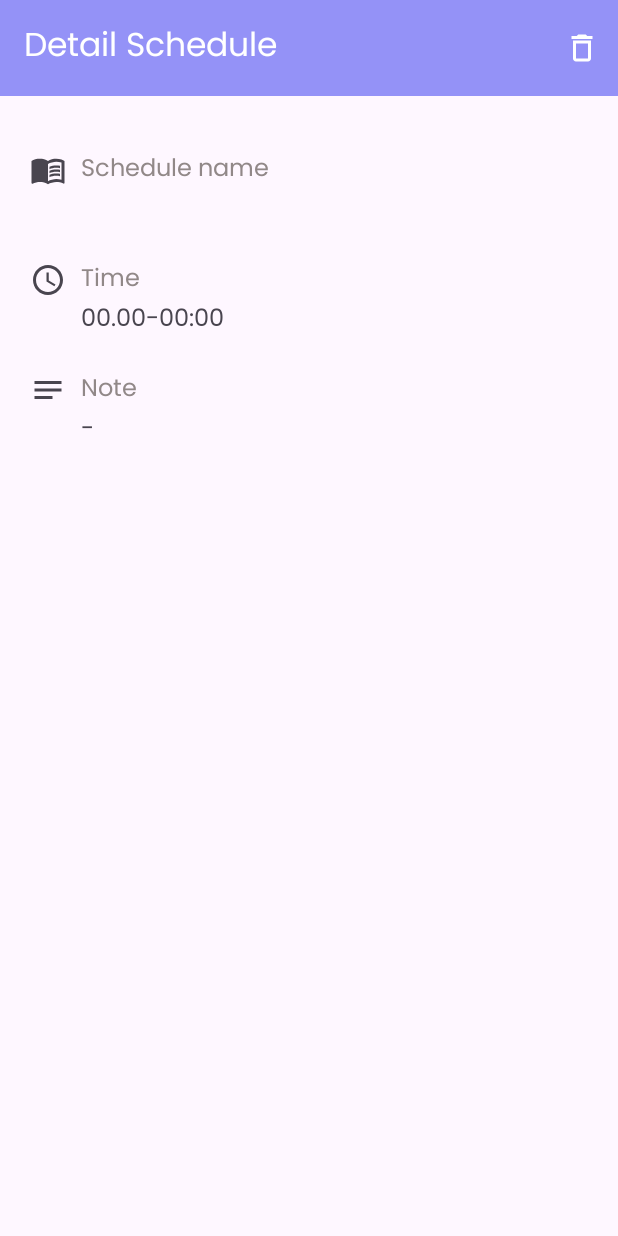
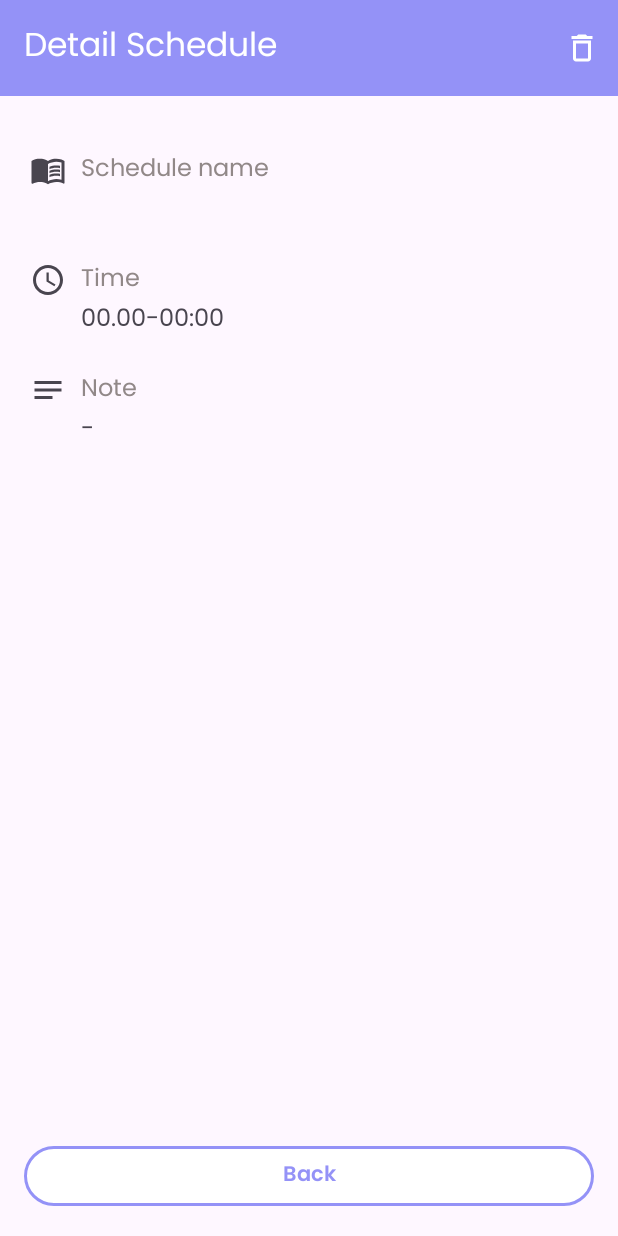
Before and after one commit to rezaagung1101/Schedule-App, an Android app: the DetailScheduleActivity screen opened directly, with no data from a screen before it, on a phone screen of 412 x 824 dp. Run offline under Robolectric (Android 15) with nearby library versions, the phone set to English and light mode, and no system bars; our stand-ins replace Room's generated code; 1 statement that could not run was skipped.

Commit message:
add: back button update: card item schedule

```diff
--- a/app/src/main/java/com/powerhouse/ai/weathertraining/ui/schedule/DetailScheduleActivity.kt
+++ b/app/src/main/java/com/powerhouse/ai/weathertraining/ui/schedule/DetailScheduleActivity.kt
@@ -41,6 +41,9 @@ class DetailScheduleActivity : AppCompatActivity() {
             tvScheduleName.text = schedule.scheduleName
             tvTime.text = "${schedule.startTime}-${schedule.endTime}"
             tvNote.text = schedule.note.ifEmpty { "-" }
+            btnBack.setOnClickListener {
+                onBackPressed()
+            }
         }
 
     }
--- a/app/src/main/java/com/powerhouse/ai/weathertraining/ui/schedule/HomeFragment.kt
+++ b/app/src/main/java/com/powerhouse/ai/weathertraining/ui/schedule/HomeFragment.kt
@@ -80,8 +80,8 @@ class HomeFragment : Fragment() {
             }
         }
         requestLocationUpdates(requireContext())
+        showNearestSchedule()
         setupInformation(requireContext())
-        showNearestSchedule()
     }
 
     private fun showNearestSchedule() {
--- a/app/src/main/java/com/powerhouse/ai/weathertraining/ui/schedule/day/DetailDayActivity.kt
+++ b/app/src/main/java/com/powerhouse/ai/weathertraining/ui/schedule/day/DetailDayActivity.kt
@@ -27,6 +27,9 @@ class DetailDayActivity : AppCompatActivity() {
         viewModel.getScheduleByDay(day).observe(this){
             setupInformation(it)
         }
+        binding.btnBack.setOnClickListener {
+            super.onBackPressed()
+        }
     }
 
     private fun setupInformation(listSchedule: List<Schedule>) {
--- a/app/src/main/res/layout/activity_detail_schedule.xml
+++ b/app/src/main/res/layout/activity_detail_schedule.xml
@@ -4,6 +4,7 @@
     xmlns:tools="http://schemas.android.com/tools"
     android:layout_width="match_parent"
     android:layout_height="match_parent"
+    android:paddingBottom="@dimen/fab_margin"
     tools:context=".ui.schedule.DetailScheduleActivity">
 
     <androidx.appcompat.widget.Toolbar
@@ -18,6 +19,7 @@
         app:popupTheme="@style/ThemeOverlay.AppCompat.Light" />
 
     <ScrollView
+        android:id="@+id/scrollView2"
         android:layout_width="match_parent"
         android:layout_height="0dp"
         app:layout_constraintBottom_toBottomOf="parent"
@@ -82,9 +84,26 @@
                 android:layout_height="wrap_content"
                 android:layout_marginStart="34dp"
                 android:textSize="16sp"
-                tools:text="@tools:sample/lorem/random" />
-
+                tools:text="@string/default_value" />
         </LinearLayout>
 
     </ScrollView>
+
+    <com.google.android.material.button.MaterialButton
+        android:id="@+id/btn_back"
+        android:layout_width="match_parent"
+        android:layout_height="wrap_content"
+        android:layout_marginHorizontal="@dimen/fab_margin"
+        android:backgroundTint="@color/white"
+        android:fontFamily="@font/semi_bold_poppins"
+        android:padding="8dp"
+        android:text="@string/back"
+        android:textColor="@color/blue_dark"
+        android:textStyle="bold"
+        app:cornerRadius="20dp"
+        app:layout_constraintBottom_toBottomOf="parent"
+        app:layout_constraintEnd_toEndOf="parent"
+        app:layout_constraintStart_toStartOf="parent"
+        app:strokeColor="@color/blue_dark"
+        app:strokeWidth="2dp" />
 </androidx.constraintlayout.widget.ConstraintLayout>
```
Also changed, not shown: app/src/main/res/layout/activity_detail_day.xml (+17 -0 lines), app/src/main/res/layout/card_schedule_item.xml (+8 -7 lines), app/src/main/res/values/strings.xml (+1 -12 lines).
